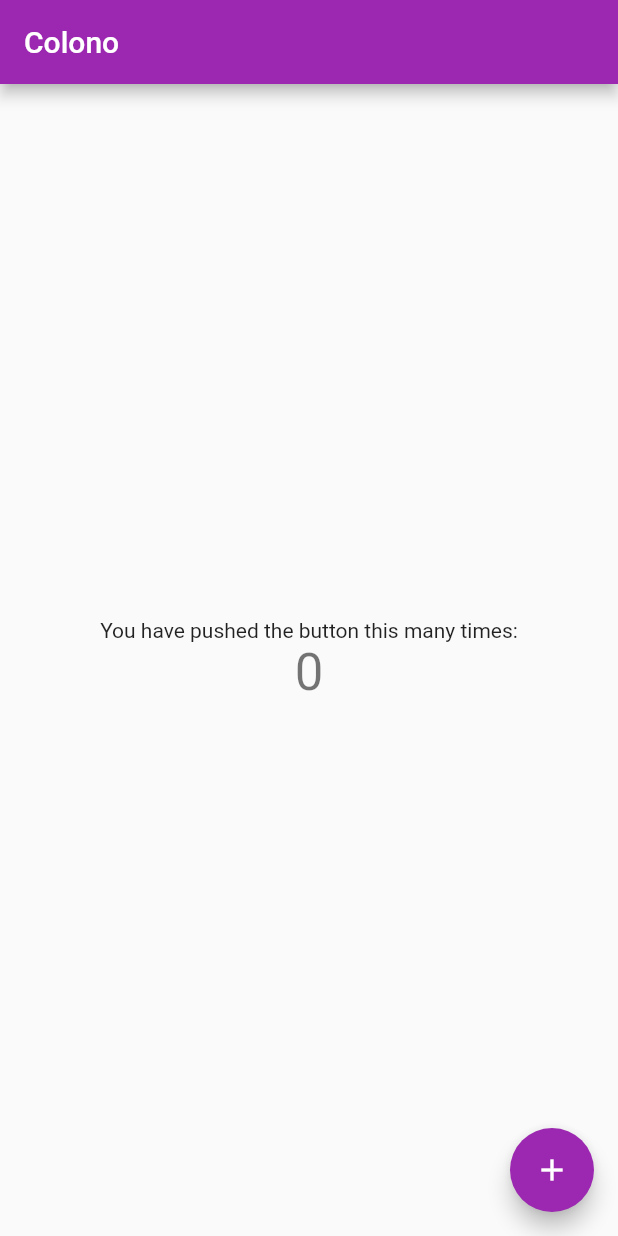
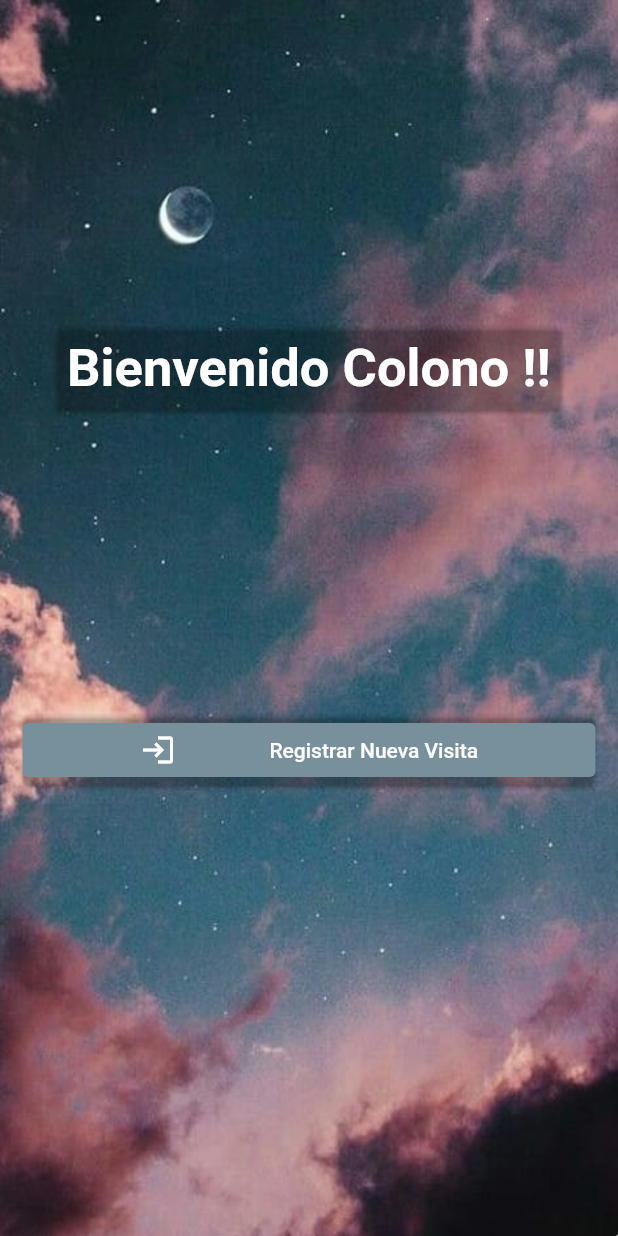
Before and after one commit to Edd-war/control_visitas, a Flutter app: the screen it shows after launch, on a phone screen of 412 x 824 dp. Run offline on Flutter 3.47's test engine with Material 2 defaults, Android fonts, the light colour scheme and no system bars.

Commit message:
Pantalla de Inicio 2.0

```diff
--- /dev/null
+++ b/lib/InicioScreen.dart
@@ -0,0 +1,75 @@
+import 'package:control_visitas/FormularioScreen.dart';
+import 'package:flutter/material.dart';
+import 'package:flutter/widgets.dart';
+
+class MyHomePage extends StatefulWidget {
+  const MyHomePage({Key? key, required this.title}) : super(key: key);
+
+  final String title;
+
+  @override
+  State<MyHomePage> createState() => _MyHomePageState();
+}
+
+class _MyHomePageState extends State<MyHomePage> {
+  var cargando = false;
+
+  @override
+  Widget build(BuildContext context) {
+    return Stack(
+      alignment: Alignment.bottomCenter,
+      children: [
+        Container(
+            decoration: BoxDecoration(
+                image: DecorationImage(
+                    image: AssetImage('assets/Fondo.jpeg'), fit: BoxFit.fill))),
+        Container(
+          child: Card(
+            margin: EdgeInsets.only(left: 15, right: 15, bottom: 550),
+            color: Colors.transparent,
+            child: Padding(
+              padding: const EdgeInsets.all(8.0),
+              child: Text(
+                "Bienvenido Colono !!",
+                style: TextStyle(
+                    fontSize: 35,
+                    fontWeight: FontWeight.bold,
+                    color: Colors.white),
+              ),
+            ),
+          ),
+        ),
+        Positioned(
+          child: cargando == true ? CircularProgressIndicator() : Container(),
+          top: 350,
+        ),
+        Card(
+          margin: EdgeInsets.only(left: 15, right: 15, bottom: 300),
+          color: Colors.transparent,
+          child: ElevatedButton(
+              style: ElevatedButton.styleFrom(
+              primary: Colors.blueGrey[400],
+              elevation: 350.0),
+              onPressed: () {
+                cargando = true;
+                setState(() {});
+                Future.delayed(Duration(seconds: 5),(){
+                  Navigator.push(
+                    context,
+                    MaterialPageRoute(builder: (context) => FormularioScreen())
+                    );
+                });
+              },
+              child: Row(
+                  mainAxisAlignment: MainAxisAlignment.spaceEvenly,
+                  children: [
+                    Icon(Icons.login),
+                    Text("Registrar Nueva Visita"),
+                  ]
+              )
+          ),
+        )
+      ],
+    );
+  }
+}
--- a/lib/main.dart
+++ b/lib/main.dart
@@ -1,4 +1,4 @@
-import 'package:control_visitas/pantallaInicio.dart';
+import 'package:control_visitas/InicioScreen.dart';
 import 'package:flutter/material.dart';
 
 void main() {
@@ -16,6 +16,7 @@ class MyApp extends StatelessWidget {
       theme: ThemeData(
         primarySwatch: Colors.purple,
       ),
+      debugShowCheckedModeBanner: false,
       home: const MyHomePage(title: 'Colono'),
     );
   }
--- a/lib/pantallaInicio.dart
+++ /dev/null
@@ -1,49 +0,0 @@
-import 'package:flutter/material.dart';
-import 'package:flutter/widgets.dart';
-
-class MyHomePage extends StatefulWidget {
-  const MyHomePage({Key? key, required this.title}) : super(key: key);
-
-  final String title;
-
-  @override
-  State<MyHomePage> createState() => _MyHomePageState();
-}
-
-class _MyHomePageState extends State<MyHomePage> {
-  int _counter = 0;
-
-  void _incrementCounter() {
-    setState(() {
-      _counter++;
-    });
-  }
-
-  @override
-  Widget build(BuildContext context) {
-    return Scaffold(
-      appBar: AppBar(
-        title: Text(widget.title),
-      ),
-      body: Center(
-        child: Column(
-          mainAxisAlignment: MainAxisAlignment.center,
-          children: <Widget>[
-            const Text(
-              'You have pushed the button this many times:',
-            ),
-            Text(
-              '$_counter',
-              style: Theme.of(context).textTheme.headline4,
-            ),
-          ],
-        ),
-      ),
-      floatingActionButton: FloatingActionButton(
-        onPressed: _incrementCounter,
-        tooltip: 'Increment',
-        child: const Icon(Icons.add),
-      ), // This trailing comma makes auto-formatting nicer for build methods.
-    );
-  }
-}
--- a/pubspec.yaml
+++ b/pubspec.yaml
@@ -58,7 +58,8 @@ flutter:
   uses-material-design: true
 
   # To add assets to your application, add an assets section, like this:
-  # assets:
+  assets:
+   - assets/
   #   - images/a_dot_burr.jpeg
   #   - images/a_dot_ham.jpeg
 
```
Also changed, not shown: assets/Fondo.jpeg (added).
